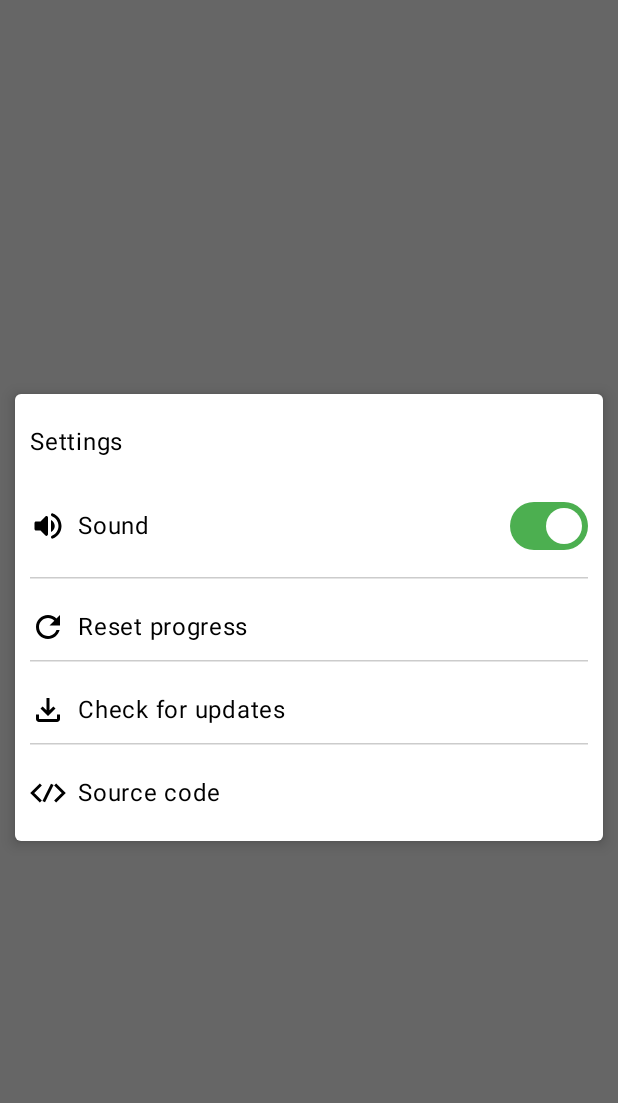
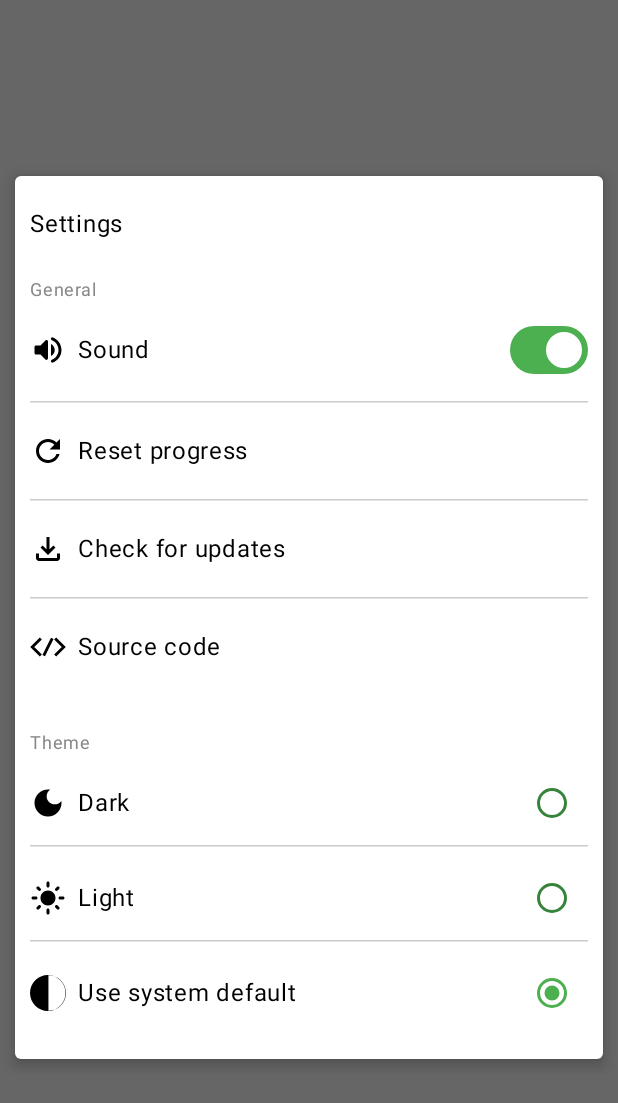
Before and after one commit to andy-ife/Geobud, an Android app built with Jetpack Compose: the composable SettingsDialog shown on its own in the app's theme, on a phone screen of 412 x 824 dp. Shown: the top 1103 px of the screen. Run offline under Robolectric (Android 15) with nearby library versions, the phone set to English and light mode, and no system bars; our stand-ins replace Shimmer; 5 statements that could not run were skipped.

Commit message:
add theme selection ui to settings screen

```diff
--- a/app/src/main/java/com/andyslab/geobud/data/model/Player.kt
+++ b/app/src/main/java/com/andyslab/geobud/data/model/Player.kt
@@ -9,4 +9,5 @@ data class Player(
     var lastSessionTimestamp: Long = 0L,
     var timeLeftTillNextHeart: Long = 0L,
     var isSoundEnabled: Boolean = true,
+    var forceDarkMode: Boolean? = null,
 )
--- a/app/src/main/java/com/andyslab/geobud/ui/components/SettingsDialog.kt
+++ b/app/src/main/java/com/andyslab/geobud/ui/components/SettingsDialog.kt
@@ -18,6 +18,8 @@ import androidx.compose.material3.CardDefaults
 import androidx.compose.material3.HorizontalDivider
 import androidx.compose.material3.Icon
 import androidx.compose.material3.MaterialTheme
+import androidx.compose.material3.RadioButton
+import androidx.compose.material3.RadioButtonDefaults
 import androidx.compose.material3.Switch
 import androidx.compose.material3.SwitchDefaults
 import androidx.compose.material3.Text
@@ -47,10 +49,14 @@ fun SettingsDialog(
     resetProgressClick: () -> Unit = {},
     checkForUpdatesClick: () -> Unit = {},
     viewSourceClick: () -> Unit = {},
-    toggleSoundClick: () -> Unit = {}
+    toggleSoundClick: () -> Unit = {},
+    shouldForceDarkMode: Boolean? = null,
+    toggleTheme: (Boolean?) -> Unit = {},
 ){
     val interactionSource = remember { MutableInteractionSource() }
     var switchState by remember{ mutableStateOf(soundState)}
+    var radioBtnState by remember{ mutableStateOf(shouldForceDarkMode) }
+
     Dialog(
         onDismissRequest = onDismiss,
         properties = DialogProperties(
@@ -76,6 +82,14 @@ fun SettingsDialog(
                 )
 
                 Spacer(modifier = Modifier.height(20.dp))
+
+                Text(
+                    text = stringResource(R.string.general),
+                    fontSize = 12.sp,
+                    color= MaterialTheme.colorScheme.tertiary
+                )
+
+                Spacer(modifier = Modifier.height(4.dp))
 
                 Row (
                     modifier = Modifier.fillMaxWidth().clickableNoRipple(interactionSource){
@@ -130,7 +144,7 @@ fun SettingsDialog(
                     )
                 }
 
-                Spacer(modifier = Modifier.height(10.dp))
+                Spacer(modifier = Modifier.height(20.dp))
                 HorizontalDivider(color = Color.LightGray)
                 Spacer(modifier = Modifier.height(20.dp))
 
@@ -150,7 +164,7 @@ fun SettingsDialog(
                     )
                 }
 
-                Spacer(modifier = Modifier.height(10.dp))
+                Spacer(modifier = Modifier.height(20.dp))
                 HorizontalDivider(color = Color.LightGray)
 
                 Spacer(modifier = Modifier.height(20.dp))
@@ -170,8 +184,131 @@ fun SettingsDialog(
                         text = stringResource(R.string.source_code)
                     )
                 }
+
+                Spacer(modifier = Modifier.height(40.dp))
+
+                Text(
+                    text = stringResource(R.string.theme),
+                    fontSize = 12.sp,
+                    color= MaterialTheme.colorScheme.tertiary
+                )
+
+                Spacer(modifier = Modifier.height(4.dp))
+
+                Row (
+                    modifier = Modifier.fillMaxWidth().clickableNoRipple(interactionSource){
+                        toggleTheme(true)
+                        radioBtnState = true
+                    },
+                    horizontalArrangement = Arrangement.spacedBy(8.dp),
+                    verticalAlignment = Alignment.CenterVertically){
+                    Icon(
+                        painter = painterResource(R.drawable.dark_mode_icon),
+                        contentDescription = null,
+                    )
+
+                    Text(
+                        text = stringResource(R.string.dark)
+                    )
+
+                    Row(
+                        modifier = Modifier.fillMaxWidth(),
+                        horizontalArrangement = Arrangement.End,
+                    ){
+                        RadioButton(
+                            selected = radioBtnState == true,
+                            onClick = {
+                                toggleTheme(true)
+                                radioBtnState = true
+                            },
+                            colors = RadioButtonDefaults.colors(
+                                selectedColor = MaterialTheme.colorScheme.secondary
+                            )
+                        )
+                    }
+                }
+
+                Spacer(modifier = Modifier.height(4.dp))
+                HorizontalDivider(color = Color.LightGray)
+                Spacer(modifier = Modifier.height(10.dp))
+
+                Row (
+                    modifier = Modifier.fillMaxWidth().clickableNoRipple(interactionSource){
+                        toggleTheme(false)
+                        radioBtnState = false
+                    },
+                    horizontalArrangement = Arrangement.spacedBy(8.dp),
+                    verticalAlignment = Alignment.CenterVertically){
+                    Icon(
+                        painter = painterResource(R.drawable.light_mode_icon),
+                        contentDescription = null,
+                    )
+
+                    Text(
+                        text = stringResource(R.string.light)
+                    )
+
+                    Row(
+                        modifier = Modifier.fillMaxWidth(),
+                        horizontalArrangement = Arrangement.End,
+                    ){
+                        RadioButton(
+                            selected = radioBtnState == false,
+                            onClick = {
+                                toggleTheme(false)
+                                radioBtnState = false
+                            },
+                            colors = RadioButtonDefaults.colors(
+                                selectedColor = MaterialTheme.colorScheme.secondary
+                            )
+                        )
+                    }
+                }
+
+                Spacer(modifier = Modifier.height(4.dp))
+                HorizontalDivider(color = Color.LightGray)
+                Spacer(modifier = Modifier.height(10.dp))
+
+                Row (
+                    modifier = Modifier.fillMaxWidth().clickableNoRipple(interactionSource){
+                        toggleTheme(null)
+                        radioBtnState = null
+                    },
+                    horizontalArrangement = Arrangement.spacedBy(8.dp),
+                    verticalAlignment = Alignment.CenterVertically){
+                    Icon(
+                        painter = painterResource(R.drawable.system_default_icon),
+                        contentDescription = null,
+                    )
+
+                    Text(
+                        text = stringResource(R.string.use_sys_default)
+                    )
+
+                    Row(
+                        modifier = Modifier.fillMaxWidth(),
+                        horizontalArrangement = Arrangement.End,
+                    ){
+                        RadioButton(
+                            selected = radioBtnState == null,
+                            onClick = {
+                                toggleTheme(null)
+                                radioBtnState = null
+                            },
+                            colors = RadioButtonDefaults.colors(
+                                selectedColor = MaterialTheme.colorScheme.secondary
+                            )
+                        )
+                    }
+                }
             }
 
         }
     }
 }
+
+@Preview
+@Composable
+fun SettingsDialogPrev(){
+    SettingsDialog(onDismiss = {})
+}
--- /dev/null
+++ b/app/src/main/res/drawable/dark_mode_icon.xml
@@ -0,0 +1,5 @@
+<vector xmlns:android="http://schemas.android.com/apk/res/android" android:height="24dp" android:tint="#000000" android:viewportHeight="24" android:viewportWidth="24" android:width="24dp">
+
+    <path android:fillColor="@android:color/white" android:pathData="M12,3c-4.97,0 -9,4.03 -9,9s4.03,9 9,9s9,-4.03 9,-9c0,-0.46 -0.04,-0.92 -0.1,-1.36c-0.98,1.37 -2.58,2.26 -4.4,2.26c-2.98,0 -5.4,-2.42 -5.4,-5.4c0,-1.81 0.89,-3.42 2.26,-4.4C12.92,3.04 12.46,3 12,3L12,3z"/>
+
+</vector>
--- /dev/null
+++ b/app/src/main/res/drawable/light_mode_icon.xml
@@ -0,0 +1,5 @@
+<vector xmlns:android="http://schemas.android.com/apk/res/android" android:height="24dp" android:tint="#000000" android:viewportHeight="24" android:viewportWidth="24" android:width="24dp">
+
+    <path android:fillColor="@android:color/white" android:pathData="M12,7c-2.76,0 -5,2.24 -5,5s2.24,5 5,5s5,-2.24 5,-5S14.76,7 12,7L12,7zM2,13l2,0c0.55,0 1,-0.45 1,-1s-0.45,-1 -1,-1l-2,0c-0.55,0 -1,0.45 -1,1S1.45,13 2,13zM20,13l2,0c0.55,0 1,-0.45 1,-1s-0.45,-1 -1,-1l-2,0c-0.55,0 -1,0.45 -1,1S19.45,13 20,13zM11,2v2c0,0.55 0.45,1 1,1s1,-0.45 1,-1V2c0,-0.55 -0.45,-1 -1,-1S11,1.45 11,2zM11,20v2c0,0.55 0.45,1 1,1s1,-0.45 1,-1v-2c0,-0.55 -0.45,-1 -1,-1C11.45,19 11,19.45 11,20zM5.99,4.58c-0.39,-0.39 -1.03,-0.39 -1.41,0c-0.39,0.39 -0.39,1.03 0,1.41l1.06,1.06c0.39,0.39 1.03,0.39 1.41,0s0.39,-1.03 0,-1.41L5.99,4.58zM18.36,16.95c-0.39,-0.39 -1.03,-0.39 -1.41,0c-0.39,0.39 -0.39,1.03 0,1.41l1.06,1.06c0.39,0.39 1.03,0.39 1.41,0c0.39,-0.39 0.39,-1.03 0,-1.41L18.36,16.95zM19.42,5.99c0.39,-0.39 0.39,-1.03 0,-1.41c-0.39,-0.39 -1.03,-0.39 -1.41,0l-1.06,1.06c-0.39,0.39 -0.39,1.03 0,1.41s1.03,0.39 1.41,0L19.42,5.99zM7.05,18.36c0.39,-0.39 0.39,-1.03 0,-1.41c-0.39,-0.39 -1.03,-0.39 -1.41,0l-1.06,1.06c-0.39,0.39 -0.39,1.03 0,1.41s1.03,0.39 1.41,0L7.05,18.36z"/>
+
+</vector>
--- /dev/null
+++ b/app/src/main/res/drawable/system_default_icon.xml
@@ -0,0 +1,9 @@
+<vector xmlns:android="http://schemas.android.com/apk/res/android"
+    android:width="24dp"
+    android:height="24dp"
+    android:viewportWidth="108.34"
+    android:viewportHeight="108.34">
+  <path
+      android:pathData="M54.17,0C24.3,0 0,24.3 0,54.17c0,29.87 24.3,54.17 54.17,54.17s54.17,-24.3 54.17,-54.17C108.34,24.3 84.04,0 54.17,0zM91.7,91.7c-10.08,10.37 -22.14,15.56 -36.2,15.56V1.08c14.06,0 26.12,5.2 36.2,15.59c10.07,10.4 15.11,22.9 15.11,37.5C106.81,68.82 101.78,81.33 91.7,91.7z"
+      android:fillColor="#000000"/>
+</vector>
--- a/app/src/main/res/values/strings.xml
+++ b/app/src/main/res/values/strings.xml
@@ -31,4 +31,9 @@
     <string name="check_updates">Check for updates</string>
     <string name="source_code">Source code</string>
     <string name="top_bar_icon">Top bar item icon</string>
+    <string name="general">General</string>
+    <string name="theme">Theme</string>
+    <string name="dark">Dark</string>
+    <string name="light">Light</string>
+    <string name="use_sys_default">Use system default</string>
 </resources>
```
